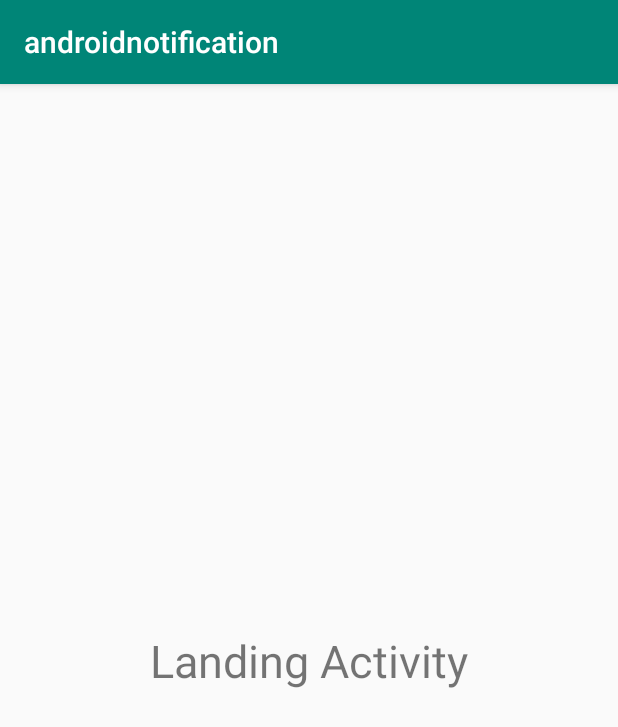
After one commit to ermkd/notificationwithchannelandwithoutchannel, an Android app: the LandingActivity screen opened directly, with no data from a screen before it, on a phone screen of 412 x 824 dp. The commit adds this screen. Shown: the top 727 px of the screen. Run offline under Robolectric (Android 15) with nearby library versions, the phone set to English and light mode, and no system bars.

Commit message:
notificaiton in android studio

```diff
--- a/app/src/main/AndroidManifest.xml
+++ b/app/src/main/AndroidManifest.xml
@@ -16,6 +16,7 @@
                 <category android:name="android.intent.category.LAUNCHER" />
             </intent-filter>
         </activity>
+        <activity android:name=".LandingActivity"></activity>
     </application>
 
 </manifest>
--- /dev/null
+++ b/app/src/main/java/com/boolment/androidnotification/LandingActivity.java
@@ -0,0 +1,13 @@
+package com.boolment.androidnotification;
+
+import android.support.v7.app.AppCompatActivity;
+import android.os.Bundle;
+
+public class LandingActivity extends AppCompatActivity {
+
+    @Override
+    protected void onCreate(Bundle savedInstanceState) {
+        super.onCreate(savedInstanceState);
+        setContentView(R.layout.activity_landing);
+    }
+}
--- a/app/src/main/java/com/boolment/androidnotification/MainActivity.java
+++ b/app/src/main/java/com/boolment/androidnotification/MainActivity.java
@@ -2,6 +2,8 @@ package com.boolment.androidnotification;
 
 import android.app.NotificationChannel;
 import android.app.NotificationManager;
+import android.app.PendingIntent;
+import android.content.Intent;
 import android.os.Build;
 import android.support.v4.app.NotificationCompat;
 import android.support.v4.app.NotificationManagerCompat;
@@ -27,13 +29,22 @@ public class MainActivity extends AppCompatActivity {
         //this to call notificaiton for above 8.0 version
         createNotificationChannel();
 
+
+        Intent landingIntent = new Intent(this,LandingActivity.class);
+        landingIntent.setFlags(Intent.FLAG_ACTIVITY_NEW_TASK|Intent.FLAG_ACTIVITY_CLEAR_TASK);
+
+        PendingIntent landingPendingIntent = PendingIntent.getActivity(this,0,landingIntent,PendingIntent.FLAG_ONE_SHOT);
+
+
         NotificationCompat.Builder builder = new NotificationCompat.Builder(this,CHANNEL_ID);
         builder.setSmallIcon(R.drawable.ic_message);
         builder.setContentTitle("Simple Notification");
         //this line of text is displayed in single line if it extend then it will be trancked if you want to use large text then you have to use expandable notification
         builder.setContentText("This is a simple notification...");
         builder.setPriority(NotificationCompat.PRIORITY_DEFAULT);
-
+        builder.setContentIntent(landingPendingIntent);
+        //this will auto cancell notificaiton after its open activity.
+        builder.setAutoCancel(true);
         NotificationManagerCompat notificationManagerCompat = NotificationManagerCompat.from(this);
         notificationManagerCompat.notify(NOTIFICATION_ID,builder.build());
 
@@ -41,6 +52,7 @@ public class MainActivity extends AppCompatActivity {
 
     private void createNotificationChannel()
     {
+        //checking which version of android it is.
         if(Build.VERSION.SDK_INT >= Build.VERSION_CODES.O)
         {
             CharSequence name = "Personal Notification";
--- /dev/null
+++ b/app/src/main/res/layout/activity_landing.xml
@@ -0,0 +1,23 @@
+<?xml version="1.0" encoding="utf-8"?>
+<android.support.constraint.ConstraintLayout xmlns:android="http://schemas.android.com/apk/res/android"
+    xmlns:app="http://schemas.android.com/apk/res-auto"
+    xmlns:tools="http://schemas.android.com/tools"
+    android:layout_width="match_parent"
+    android:layout_height="match_parent"
+    tools:context=".LandingActivity">
+
+    <TextView
+        android:id="@+id/viewMessage"
+        android:layout_width="wrap_content"
+        android:layout_height="wrap_content"
+        android:layout_marginStart="8dp"
+        android:layout_marginTop="8dp"
+        android:layout_marginEnd="8dp"
+        android:layout_marginBottom="8dp"
+        android:text="Landing Activity"
+        android:textSize="30sp"
+        app:layout_constraintBottom_toBottomOf="parent"
+        app:layout_constraintEnd_toEndOf="parent"
+        app:layout_constraintStart_toStartOf="parent"
+        app:layout_constraintTop_toTopOf="parent" />
+</android.support.constraint.ConstraintLayout>
```
